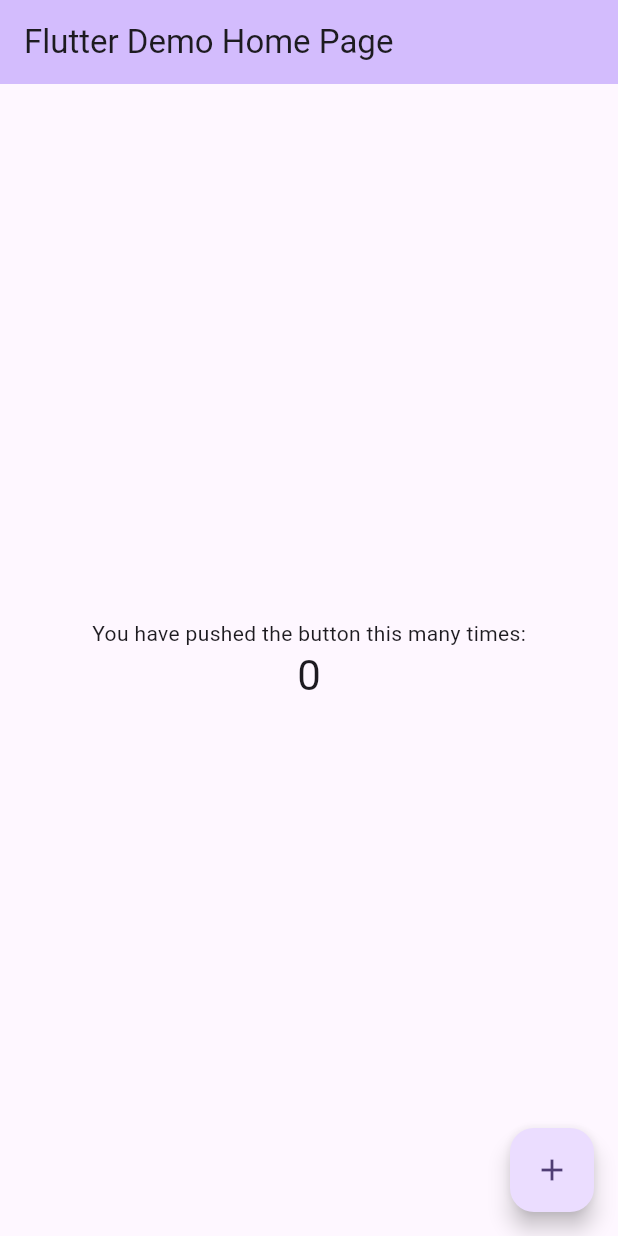
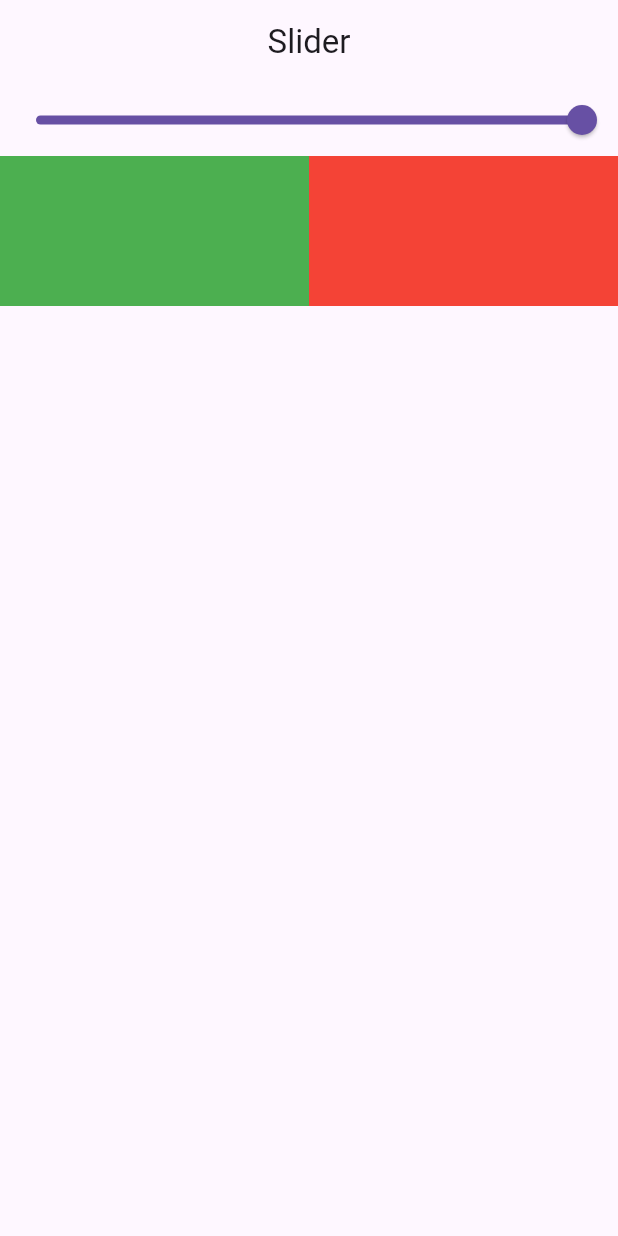
Before and after one commit to kushalchh07/Provider-State-Mangement, a Flutter app: the screen it shows after launch, on a phone screen of 412 x 824 dp. Run offline on Flutter 3.47's test engine with Material 3 defaults, Android fonts, the phone set to English and light mode, and no system bars.

Commit message:
Added slider which can help to play with opacity of containers color

```diff
--- /dev/null
+++ b/Provider State Management/multi_provider/lib/homepage.dart
@@ -0,0 +1,55 @@
+import 'package:flutter/material.dart';
+import 'package:multi_provider/provider/value_provider.dart';
+import 'package:provider/provider.dart';
+
+class HomePage extends StatefulWidget {
+  const HomePage({super.key});
+
+  @override
+  State<HomePage> createState() => _HomePageState();
+}
+
+class _HomePageState extends State<HomePage> {
+  @override
+  Widget build(BuildContext context) {
+    return Scaffold(
+      appBar: AppBar(
+        title: Text("Slider"),
+        centerTitle: true,
+      ),
+      body: Center(
+        child: Column(
+          children: [
+            Consumer<ValueProvider>(builder: (context, valueProvider, child) {
+              return Slider(
+                  min: 0,
+                  max: 1,
+                  value: valueProvider.value,
+                  onChanged: (val) {
+                    valueProvider.getValue(val);
+                  });
+            }),
+            Consumer<ValueProvider>(builder: (context, valueProvider, child) {
+              return Row(
+                children: [
+                  Expanded(
+                      child: Container(
+                    height: 100,
+                    decoration: BoxDecoration(
+                        color: Colors.green.withOpacity(valueProvider.value)),
+                  )),
+                  Expanded(
+                      child: Container(
+                    height: 100,
+                    decoration: BoxDecoration(
+                        color: Colors.red.withOpacity(valueProvider.value)),
+                  ))
+                ],
+              );
+            })
+          ],
+        ),
+      ),
+    );
+  }
+}
--- a/Provider State Management/multi_provider/lib/main.dart
+++ b/Provider State Management/multi_provider/lib/main.dart
@@ -1,4 +1,7 @@
 import 'package:flutter/material.dart';
+import 'package:multi_provider/homepage.dart';
+import 'package:multi_provider/provider/value_provider.dart';
+import 'package:provider/provider.dart';
 
 void main() {
   runApp(const MyApp());
@@ -10,116 +13,13 @@ class MyApp extends StatelessWidget {
   // This widget is the root of your application.
   @override
   Widget build(BuildContext context) {
-    return MaterialApp(
-      title: 'Flutter Demo',
-      theme: ThemeData(
-        // This is the theme of your application.
-        //
-        // TRY THIS: Try running your application with "flutter run". You'll see
-        // the application has a purple toolbar. Then, without quitting the app,
-        // try changing the seedColor in the colorScheme below to Colors.green
-        // and then invoke "hot reload" (save your changes or press the "hot
-        // reload" button in a Flutter-supported IDE, or press "r" if you used
-        // the command line to start the app).
-        //
-        // Notice that the counter didn't reset back to zero; the application
-        // state is not lost during the reload. To reset the state, use hot
-        // restart instead.
-        //
-        // This works for code too, not just values: Most code changes can be
-        // tested with just a hot reload.
-        colorScheme: ColorScheme.fromSeed(seedColor: Colors.deepPurple),
-        useMaterial3: true,
+    return MultiProvider(
+      providers: [ChangeNotifierProvider(create: (_) => ValueProvider())],
+      child: const MaterialApp(
+        title: 'Flutter Demo',
+        home: const HomePage(),
+        debugShowCheckedModeBanner: false,
       ),
-      home: const MyHomePage(title: 'Flutter Demo Home Page'),
     );
   }
 }
-
-class MyHomePage extends StatefulWidget {
-  const MyHomePage({super.key, required this.title});
-
-  // This widget is the home page of your application. It is stateful, meaning
-  // that it has a State object (defined below) that contains fields that affect
-  // how it looks.
-
-  // This class is the configuration for the state. It holds the values (in this
-  // case the title) provided by the parent (in this case the App widget) and
-  // used by the build method of the State. Fields in a Widget subclass are
-  // always marked "final".
-
-  final String title;
-
-  @override
-  State<MyHomePage> createState() => _MyHomePageState();
-}
-
-class _MyHomePageState extends State<MyHomePage> {
-  int _counter = 0;
-
-  void _incrementCounter() {
-    setState(() {
-      // This call to setState tells the Flutter framework that something has
-      // changed in this State, which causes it to rerun the build method below
-      // so that the display can reflect the updated values. If we changed
-      // _counter without calling setState(), then the build method would not be
-      // called again, and so nothing would appear to happen.
-      _counter++;
-    });
-  }
-
-  @override
-  Widget build(BuildContext context) {
-    // This method is rerun every time setState is called, for instance as done
-    // by the _incrementCounter method above.
-    //
-    // The Flutter framework has been optimized to make rerunning build methods
-    // fast, so that you can just rebuild anything that needs updating rather
-    // than having to individually change instances of widgets.
-    return Scaffold(
-      appBar: AppBar(
-        // TRY THIS: Try changing the color here to a specific color (to
-        // Colors.amber, perhaps?) and trigger a hot reload to see the AppBar
-        // change color while the other colors stay the same.
-        backgroundColor: Theme.of(context).colorScheme.inversePrimary,
-        // Here we take the value from the MyHomePage object that was created by
-        // the App.build method, and use it to set our appbar title.
-        title: Text(widget.title),
-      ),
-      body: Center(
-        // Center is a layout widget. It takes a single child and positions it
-        // in the middle of the parent.
-        child: Column(
-          // Column is also a layout widget. It takes a list of children and
-          // arranges them vertically. By default, it sizes itself to fit its
-          // children horizontally, and tries to be as tall as its parent.
-          //
-          // Column has various properties to control how it sizes itself and
-          // how it positions its children. Here we use mainAxisAlignment to
-          // center the children vertically; the main axis here is the vertical
-          // axis because Columns are vertical (the cross axis would be
-          // horizontal).
-          //
-          // TRY THIS: Invoke "debug painting" (choose the "Toggle Debug Paint"
-          // action in the IDE, or press "p" in the console), to see the
-          // wireframe for each widget.
-          mainAxisAlignment: MainAxisAlignment.center,
-          children: <Widget>[
-            const Text(
-              'You have pushed the button this many times:',
-            ),
-            Text(
-              '$_counter',
-              style: Theme.of(context).textTheme.headlineMedium,
-            ),
-          ],
-        ),
-      ),
-      floatingActionButton: FloatingActionButton(
-        onPressed: _incrementCounter,
-        tooltip: 'Increment',
-        child: const Icon(Icons.add),
-      ), // This trailing comma makes auto-formatting nicer for build methods.
-    );
-  }
-}
--- /dev/null
+++ b/Provider State Management/multi_provider/lib/provider/value_provider.dart
@@ -0,0 +1,12 @@
+import 'package:flutter/foundation.dart';
+
+class ValueProvider with ChangeNotifier {
+  double _value = 1.0;
+
+  double get value => _value;
+
+  void getValue(double val) {
+    _value = val;
+    notifyListeners();
+  }
+}
--- a/Provider State Management/multi_provider/pubspec.yaml
+++ b/Provider State Management/multi_provider/pubspec.yaml
@@ -35,6 +35,7 @@ dependencies:
   # The following adds the Cupertino Icons font to your application.
   # Use with the CupertinoIcons class for iOS style icons.
   cupertino_icons: ^1.0.6
+  provider: ^6.1.2
 
 dev_dependencies:
   flutter_test:
```
Also changed, not shown: Provider State Management/multi_provider/pubspec.lock.
